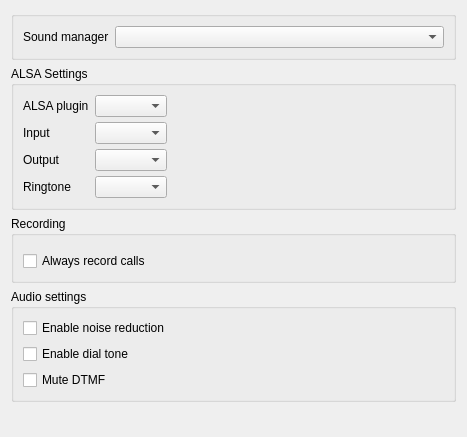
First picture: the form in src/conf/dlgaudiobase.ui, repository KDE/ring-kde, before the edit.
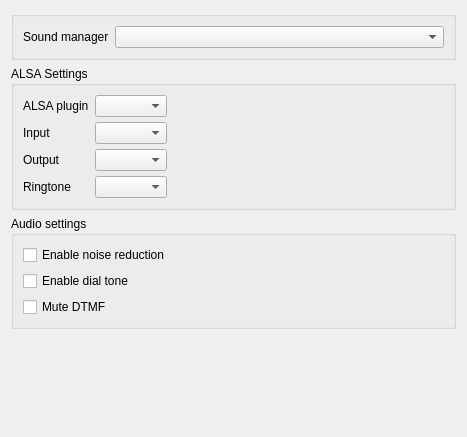
Second picture: the form after the edit. Custom widgets are drawn as their Qt base class.

Patch:
```diff
--- a/src/conf/dlgaudiobase.ui
+++ b/src/conf/dlgaudiobase.ui
@@ -170,41 +170,6 @@
      </widget>
     </widget>
    </item>
-   <item>
-    <widget class="QGroupBox" name="groupBox1_recordGeneral">
-     <property name="sizePolicy">
-      <sizepolicy hsizetype="Preferred" vsizetype="Fixed">
-       <horstretch>0</horstretch>
-       <verstretch>0</verstretch>
-      </sizepolicy>
-     </property>
-     <property name="title">
-      <string>Recording</string>
-     </property>
-     <layout class="QGridLayout" name="gridLayout">
-      <item row="0" column="1">
-       <widget class="KUrlRequester" name="KUrlRequester_destinationFolder">
-        <property name="sizePolicy">
-         <sizepolicy hsizetype="Preferred" vsizetype="Preferred">
-          <horstretch>0</horstretch>
-          <verstretch>0</verstretch>
-         </sizepolicy>
-        </property>
-        <property name="placeholderText" stdset="0">
-         <string>Destination folder</string>
-        </property>
-       </widget>
-      </item>
-      <item row="1" column="0" colspan="2">
-       <widget class="QCheckBox" name="m_pAlwaysRecordCK">
-        <property name="text">
-         <string>Always record calls</string>
-        </property>
-       </widget>
-      </item>
-     </layout>
-    </widget>
-   </item>
    <item>
     <widget class="QGroupBox" name="groupBox">
      <property name="title">
@@ -251,11 +216,6 @@
   </layout>
  </widget>
  <customwidgets>
-  <customwidget>
-   <class>KUrlRequester</class>
-   <extends>QFrame</extends>
-   <header>kurlrequester.h</header>
-  </customwidget>
   <customwidget>
    <class>AutoComboBox</class>
    <extends>QComboBox</extends>
```
